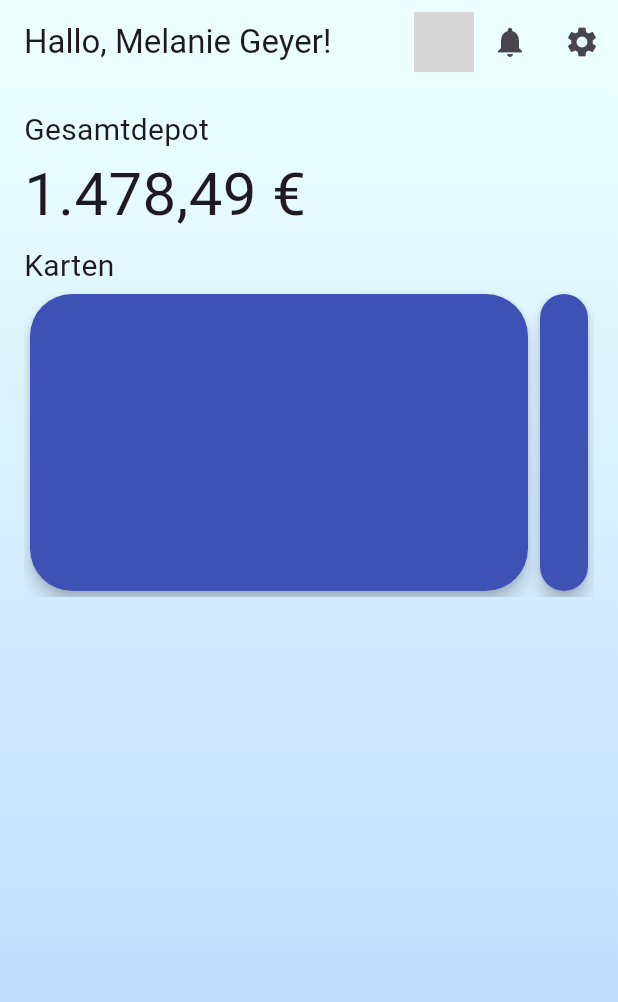
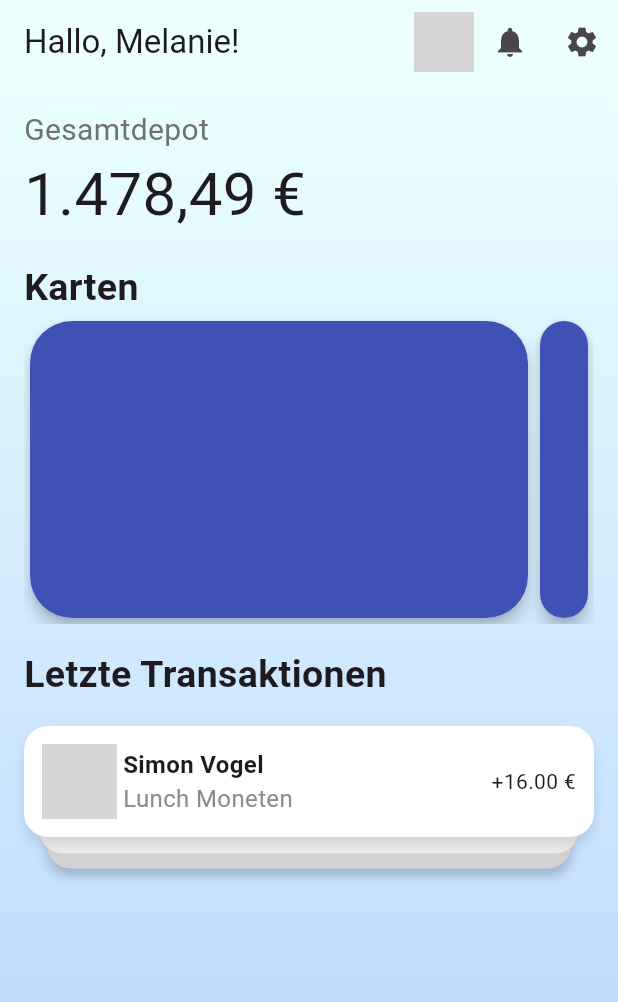
Before and after one commit to MelanieAppAkademie/cash_cat, a Flutter app: the screen it shows after launch, on a phone screen of 412 x 824 dp. Shown: the top 1002 px of the screen. Run offline on Flutter 3.47's test engine with Material 3 defaults, Android fonts, the phone set to English and light mode, and no system bars; our stand-ins replace animated_splash_screen; network calls fail; Roboto replaces fonts that are missing (Fjalla One); grey boxes are pictures that could not be loaded.

Commit message:
new views added

```diff
--- a/lib/main.dart
+++ b/lib/main.dart
@@ -3,7 +3,7 @@ import 'package:cash_cat/src/presentation/home_screen.dart';
 import 'package:flutter/material.dart';
 
 void main() {
-  runApp(const MainApp());
+  runApp(MainApp());
 }
 
 class MainApp extends StatelessWidget {
--- /dev/null
+++ b/lib/src/presentation/background.dart
@@ -0,0 +1,18 @@
+import 'package:flutter/material.dart';
+
+class Background extends StatelessWidget {
+  const Background({super.key});
+
+  @override
+  Widget build(BuildContext context) {
+    return Container(
+      decoration: BoxDecoration(
+        gradient: LinearGradient(
+          colors: [Color(0xFFEAFFFE), Color.fromARGB(255, 183, 211, 255)],
+          begin: Alignment.topCenter,
+          end: Alignment.bottomCenter,
+        ),
+      ),
+    );
+  }
+}
--- /dev/null
+++ b/lib/src/presentation/card_view.dart
@@ -0,0 +1,34 @@
+import 'package:flutter/material.dart';
+
+class CardView extends StatelessWidget {
+  const CardView({super.key});
+
+  @override
+  Widget build(BuildContext context) {
+    final double height = MediaQuery.sizeOf(context).height;
+    return Column(
+      crossAxisAlignment: CrossAxisAlignment.start,
+      children: [
+        Text(
+          "Karten",
+          style: TextStyle(
+            fontFamily: "Roboto",
+            fontSize: 25,
+            fontWeight: FontWeight.bold,
+          ),
+        ),
+        ConstrainedBox(
+          constraints: BoxConstraints(maxHeight: height / 4),
+          child: CarouselView(
+            elevation: 4,
+            itemExtent: 340,
+            children: [
+              Container(color: Colors.indigo, width: double.infinity),
+              Container(color: Colors.indigo, width: double.infinity),
+            ],
+          ),
+        ),
+      ],
+    );
+  }
+}
--- /dev/null
+++ b/lib/src/presentation/depot_view.dart
@@ -0,0 +1,27 @@
+import 'package:flutter/material.dart';
+
+class DepotView extends StatelessWidget {
+  const DepotView({super.key});
+
+  @override
+  Widget build(BuildContext context) {
+    return Column(
+      crossAxisAlignment: CrossAxisAlignment.start,
+      children: [
+        Text(
+          "Gesamtdepot",
+          style: TextStyle(
+            fontFamily: "Roboto",
+            fontSize: 20,
+
+            color: Color.fromARGB(255, 113, 113, 113),
+          ),
+        ),
+        Text(
+          "1.478,49 €",
+          style: TextStyle(fontFamily: "Fjalla One", fontSize: 40),
+        ),
+      ],
+    );
+  }
+}
--- a/lib/src/presentation/home_screen.dart
+++ b/lib/src/presentation/home_screen.dart
@@ -1,23 +1,15 @@
-import 'package:cash_cat/src/domain/user/user.dart';
-import 'package:cash_cat/src/presentation/profile_page.dart';
+import 'package:cash_cat/src/presentation/background.dart';
+import 'package:cash_cat/src/presentation/card_view.dart';
+import 'package:cash_cat/src/presentation/depot_view.dart';
+import 'package:cash_cat/src/presentation/nav_bar_profile.dart';
+import 'package:cash_cat/src/presentation/transaction_view.dart';
 import 'package:flutter/material.dart';
-
-AccountUser user = AccountUser(
-  id: "1",
-  name: "Melanie Geyer",
-  username: "mayllishka",
-  avatarUrl: null,
-  email: "melanie",
-  accounts: [],
-);
 
 class HomeScreen extends StatelessWidget {
   const HomeScreen({super.key});
 
   @override
   Widget build(BuildContext context) {
-    final double height = MediaQuery.sizeOf(context).height;
-    String name = user.name;
     return Scaffold(
       appBar: AppBar(
         backgroundColor: Color(0xFFEAFFFE),
@@ -27,7 +19,7 @@ class HomeScreen extends StatelessWidget {
           IconButton(onPressed: () {}, icon: Icon(Icons.notifications)),
           IconButton(onPressed: () {}, icon: Icon(Icons.settings)),
         ],
-        title: Text("Hallo, $name!"),
+        title: Text("Hallo, Melanie!"),
       ),
       extendBodyBehindAppBar: false,
       body: Stack(
@@ -36,9 +28,21 @@ class HomeScreen extends StatelessWidget {
           Padding(
             padding: const EdgeInsets.all(16.0),
             child: Column(
-              spacing: 5,
+              spacing: 16,
               crossAxisAlignment: CrossAxisAlignment.start,
-              children: [DepotView(), CardView(height: height)],
+              children: [
+                DepotView(),
+                CardView(),
+                Text(
+                  "Letzte Transaktionen",
+                  style: TextStyle(
+                    fontFamily: "Roboto",
+                    fontSize: 25,
+                    fontWeight: FontWeight.bold,
+                  ),
+                ),
+                RecentTransactions(),
+              ],
             ),
           ),
         ],
@@ -47,94 +51,39 @@ class HomeScreen extends StatelessWidget {
   }
 }
 
-class DepotView extends StatelessWidget {
-  const DepotView({super.key});
+class RecentTransactions extends StatelessWidget {
+  const RecentTransactions({super.key});
 
   @override
   Widget build(BuildContext context) {
-    return Column(
-      crossAxisAlignment: CrossAxisAlignment.start,
+    return Stack(
+      alignment: AlignmentDirectional.topCenter,
       children: [
-        Text(
-          "Gesamtdepot",
-          style: TextStyle(fontFamily: "Roboto", fontSize: 20),
+        Container(
+          height: 95,
+          width: 350,
+          decoration: BoxDecoration(
+            boxShadow: [
+              BoxShadow(
+                color: Color.fromRGBO(0, 0, 0, 0.2),
+                blurRadius: 5,
+                offset: Offset(0, 5),
+              ),
+            ],
+            color: Color.fromARGB(255, 210, 210, 210),
+            borderRadius: BorderRadius.circular(16),
+          ),
         ),
-        Text(
-          "1.478,49 €",
-          style: TextStyle(fontFamily: "Fjalla One", fontSize: 40),
+        Container(
+          height: 85,
+          width: 360,
+          decoration: BoxDecoration(
+            color: Color.fromARGB(255, 236, 236, 236),
+            borderRadius: BorderRadius.circular(16),
+          ),
         ),
+        TransactionView(),
       ],
     );
   }
 }
-
-class CardView extends StatelessWidget {
-  const CardView({super.key, required this.height});
-
-  final double height;
-
-  @override
-  Widget build(BuildContext context) {
-    return Column(
-      crossAxisAlignment: CrossAxisAlignment.start,
-      children: [
-        Text("Karten", style: TextStyle(fontFamily: "Roboto", fontSize: 20)),
-        ConstrainedBox(
-          constraints: BoxConstraints(maxHeight: height / 4),
-          child: CarouselView(
-            elevation: 4,
-            itemExtent: 340,
-            children: [
-              Container(color: Colors.indigo, width: double.infinity),
-              Container(color: Colors.indigo, width: double.infinity),
-            ],
-          ),
-        ),
-      ],
-    );
-  }
-}
-
-class Background extends StatelessWidget {
-  const Background({super.key});
-
-  @override
-  Widget build(BuildContext context) {
-    return Container(
-      decoration: BoxDecoration(
-        gradient: LinearGradient(
-          colors: [Color(0xFFEAFFFE), Color.fromARGB(255, 183, 211, 255)],
-          begin: Alignment.topCenter,
-          end: Alignment.bottomCenter,
-        ),
-      ),
-    );
-  }
-}
-
-class NavBarProfile extends StatelessWidget {
-  const NavBarProfile({super.key});
-
-  @override
-  Widget build(BuildContext context) {
-    return GestureDetector(
-      onTap:
-          () => Navigator.push(
-            context,
-            MaterialPageRoute(builder: (context) => const ProfilePage()),
-          ),
-      child: Container(
-        height: 40,
-        width: 40,
-        clipBehavior: Clip.antiAlias,
-        decoration: BoxDecoration(
-          borderRadius: BorderRadius.all(Radius.circular(50)),
-        ),
-        child: Image.network(
-          fit: BoxFit.cover,
-          "https://images.unsplash.com/photo-1488426862026-3ee34a7d66df?q=80&w=1727&auto=format&fit=crop&ixlib=rb-4.0.3&ixid=M3wxMjA3fDB8MHxwaG90by1wYWdlfHx8fGVufDB8fHx8fA%3D%3D",
-        ),
-      ),
-    );
-  }
-}
--- /dev/null
+++ b/lib/src/presentation/nav_bar_profile.dart
@@ -0,0 +1,29 @@
+import 'package:cash_cat/src/presentation/profile_page.dart';
+import 'package:flutter/material.dart';
+
+class NavBarProfile extends StatelessWidget {
+  const NavBarProfile({super.key});
+
+  @override
+  Widget build(BuildContext context) {
+    return GestureDetector(
+      onTap:
+          () => Navigator.push(
+            context,
+            MaterialPageRoute(builder: (context) => const ProfilePage()),
+          ),
+      child: Container(
+        height: 40,
+        width: 40,
+        clipBehavior: Clip.antiAlias,
+        decoration: BoxDecoration(
+          borderRadius: BorderRadius.all(Radius.circular(50)),
+        ),
+        child: Image.network(
+          fit: BoxFit.cover,
+          "https://images.unsplash.com/photo-1488426862026-3ee34a7d66df?q=80&w=1727&auto=format&fit=crop&ixlib=rb-4.0.3&ixid=M3wxMjA3fDB8MHxwaG90by1wYWdlfHx8fGVufDB8fHx8fA%3D%3D",
+        ),
+      ),
+    );
+  }
+}
--- /dev/null
+++ b/lib/src/presentation/transaction_view.dart
@@ -0,0 +1,56 @@
+import 'package:flutter/material.dart';
+
+class TransactionView extends StatelessWidget {
+  const TransactionView({super.key});
+
+  @override
+  Widget build(BuildContext context) {
+    return Container(
+      padding: EdgeInsets.all(12),
+      decoration: BoxDecoration(
+        boxShadow: [
+          BoxShadow(
+            color: Color.fromRGBO(0, 0, 0, 0.1),
+            blurRadius: 5,
+            offset: Offset(0, 5),
+          ),
+        ],
+        color: Color(0xFFFFFFFF),
+        borderRadius: BorderRadius.circular(16),
+      ),
+      child: Row(
+        spacing: 4,
+        children: [
+          Container(
+            height: 50,
+            width: 50,
+            clipBehavior: Clip.antiAlias,
+            decoration: BoxDecoration(
+              borderRadius: BorderRadius.all(Radius.circular(50)),
+            ),
+            child: Image.network(
+              "https://images.unsplash.com/photo-1508341591423-4347099e1f19?q=80&w=3087&auto=format&fit=crop&ixlib=rb-4.0.3&ixid=M3wxMjA3fDB8MHxwaG90by1wYWdlfHx8fGVufDB8fHx8fA%3D%3D",
+              fit: BoxFit.cover,
+            ),
+          ),
+          Column(
+            crossAxisAlignment:
+                CrossAxisAlignment.start, // Ensures leading alignment
+            children: [
+              Text(
+                "Simon Vogel",
+                style: TextStyle(fontWeight: FontWeight.bold, fontSize: 16),
+              ),
+              Text(
+                "Lunch Moneten",
+                style: TextStyle(fontSize: 16, color: Color(0xFF8C8B8B)),
+              ),
+            ],
+          ),
+          Spacer(),
+          Text("+16.00 €"),
+        ],
+      ),
+    );
+  }
+}
```
Also changed, not shown: lib/src/data/database_repository.dart (added, +20 -0 lines), lib/src/data/mock_database.dart (added, +104 -0 lines), lib/src/domain/bankaccount/account.dart (+10 -5 lines).
